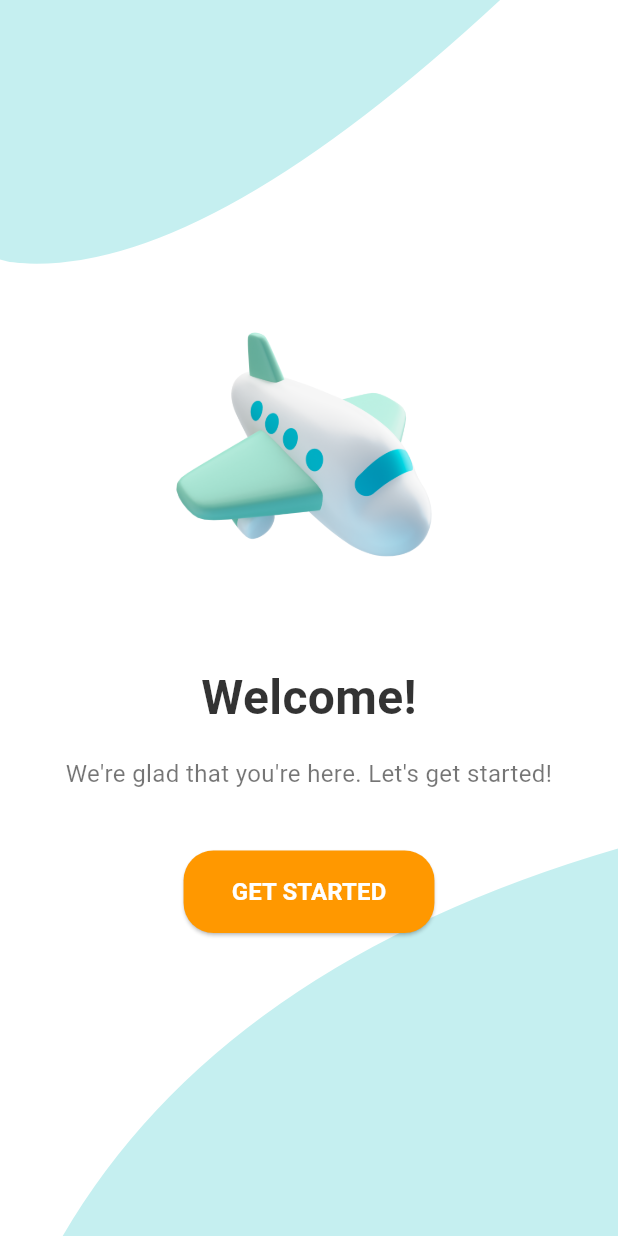
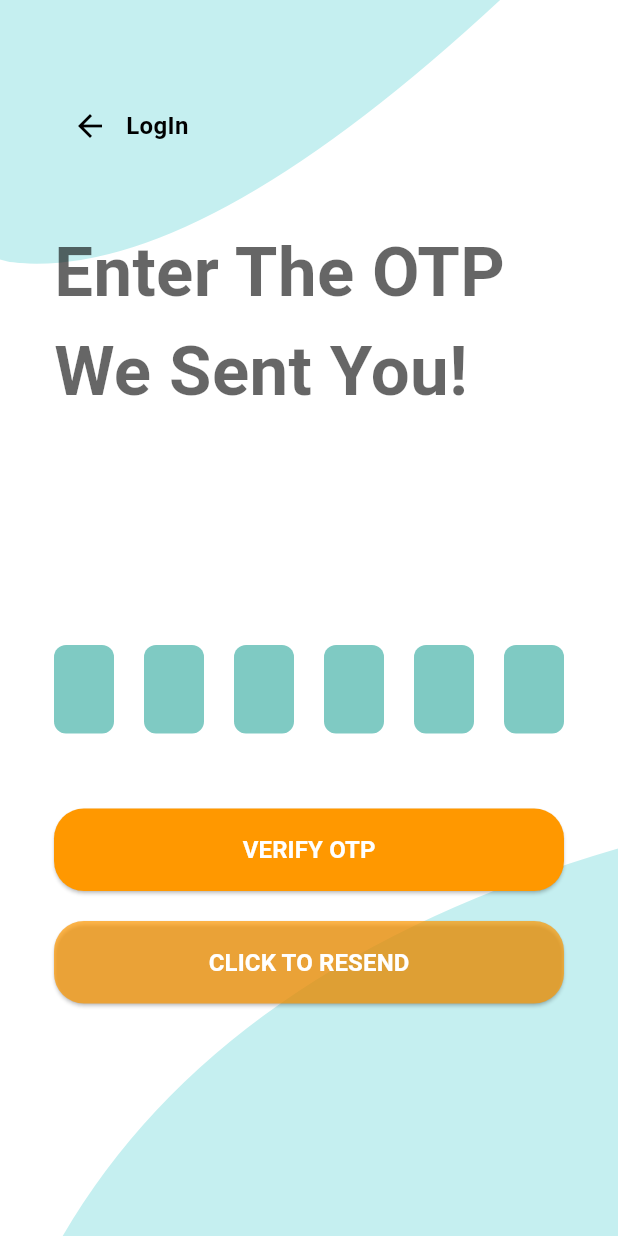
Before and after one commit to Ecell23/Travel-App-Frontend, a Flutter app: the screen it shows after launch, on a phone screen of 412 x 824 dp. Run offline on Flutter 3.47's test engine with Material 3 defaults, Android fonts, the phone set to English and light mode, and no system bars.

Commit message:
file structure modified

```diff
--- a/lib/main.dart
+++ b/lib/main.dart
@@ -1,10 +1,5 @@
 import 'package:flutter/material.dart';
-import 'package:travel_app/Pages/forgotpasswordpage/forgotpassword.dart';
-import 'package:travel_app/Pages/loginpage/loginpage.dart';
-import 'package:travel_app/Pages/signuppage/signuppage.dart';
-import 'package:travel_app/Pages/otpverificationpage/otpverification.dart';
-import 'package:travel_app/Pages/welcomepage/welcomepage.dart';
-import 'package:travel_app/Pages/splashscreen/splashscreen.dart';
+import 'package:travel_app/pages/pages.dart';
 
 void main() {
   runApp(MyApp());
@@ -18,9 +13,9 @@ class MyApp extends StatelessWidget {
       theme: ThemeData(
         primarySwatch: Colors.blue,
       ),
-      initialRoute: '/splash',  // Set the splash screen as initial route
+      initialRoute: '/otpVerification', // Set the splash screen as initial route
       routes: {
-        '/splash': (context) => SplashScreen(),  // Add splash screen route
+        SplashScreen.routeName: (context) => SplashScreen(), // Add splash screen route
         '/welcome': (context) => WelcomePage(),
         '/login': (context) => LoginPage(),
         '/signup': (context) => SignupPage(),
--- a/lib/Pages/forgotpasswordpage/forgotpassword.dart
+++ b/lib/pages/forgot_password_page/forgot_password.dart
@@ -1,5 +1,5 @@
 import 'package:flutter/material.dart';
-import 'package:travel_app/utils/utils/widgets/custom_background/custom_background.dart';
+import 'package:travel_app/widgets/custom_background/custom_background.dart';
 
 class ForgotPasswordPage extends StatelessWidget {
   @override
--- a/lib/Pages/signuppage/signuppage.dart
+++ b/lib/pages/login_page/login_page.dart
@@ -1,7 +1,7 @@
 import 'package:flutter/material.dart';
-import 'package:travel_app/utils/utils/widgets/custom_background/custom_background.dart';
+import 'package:travel_app/widgets/custom_background/custom_background.dart';
 
-class SignupPage extends StatelessWidget {
+class LoginPage extends StatelessWidget {
   @override
   Widget build(BuildContext context) {
     return Scaffold(
@@ -23,7 +23,7 @@ class SignupPage extends StatelessWidget {
                       },
                     ),
                     Text(
-                      'LogIn',
+                      'Get Started',
                       style: TextStyle(
                         fontSize: 16,
                         fontWeight: FontWeight.bold,
@@ -36,7 +36,7 @@ class SignupPage extends StatelessWidget {
 
                 // Welcome Back Text
                 Text(
-                  'Enter Your Details!',
+                  'Welcome Back!',
                   style: TextStyle(
                     fontSize: 46,
                     fontWeight: FontWeight.bold,
@@ -82,7 +82,25 @@ class SignupPage extends StatelessWidget {
                   ),
                   style: TextStyle(color: Colors.white),
                 ),
-                 // Space below password field
+                SizedBox(height: 10), // Space below password field
+
+                // Forgot Password Link
+                Align(
+                  alignment: Alignment.centerLeft,
+                  child: GestureDetector(
+                    onTap: () {
+                      // Navigate to Forgot Password Page
+                    },
+                    child: Text(
+                      'Forgot Password?',
+                      style: TextStyle(
+                        color: Colors.black,
+                        fontSize: 14,
+                        fontWeight: FontWeight.w400,
+                      ),
+                    ),
+                  ),
+                ),
                 SizedBox(height: 30), // Space below the forgot password link
 
                 // Buttons Row
@@ -153,7 +171,7 @@ class SignupPage extends StatelessWidget {
                         ),
                         children: [
                           TextSpan(
-                            text: 'LogIn',
+                            text: 'SignUp',
                             style: TextStyle(
                               color: Colors.black,
                               fontWeight: FontWeight.bold,
--- a/lib/Pages/otpverificationpage/otpverification.dart
+++ b/lib/pages/otp_verification_page/otp_verification.dart
@@ -1,5 +1,5 @@
 import 'package:flutter/material.dart';
-import 'package:travel_app/utils/utils/widgets/custom_background/custom_background.dart';
+import 'package:travel_app/widgets/custom_background/custom_background.dart';
 
 class OtpverificationPage extends StatelessWidget {
   @override
--- /dev/null
+++ b/lib/pages/pages.dart
@@ -0,0 +1,6 @@
+export "forgot_password_page/forgot_password.dart";
+export "login_page/login_page.dart";
+export "otp_verification_page/otp_verification.dart";
+export "signup_page/signup_page.dart";
+export "splash_screen/splash_screen.dart";
+export "welcome_page/welcome_page.dart";
--- a/lib/Pages/loginpage/loginpage.dart
+++ b/lib/pages/signup_page/signup_page.dart
@@ -1,7 +1,7 @@
 import 'package:flutter/material.dart';
-import 'package:travel_app/utils/utils/widgets/custom_background/custom_background.dart';
+import 'package:travel_app/widgets/custom_background/custom_background.dart';
 
-class LoginPage extends StatelessWidget {
+class SignupPage extends StatelessWidget {
   @override
   Widget build(BuildContext context) {
     return Scaffold(
@@ -23,7 +23,7 @@ class LoginPage extends StatelessWidget {
                       },
                     ),
                     Text(
-                      'Get Started',
+                      'LogIn',
                       style: TextStyle(
                         fontSize: 16,
                         fontWeight: FontWeight.bold,
@@ -36,7 +36,7 @@ class LoginPage extends StatelessWidget {
 
                 // Welcome Back Text
                 Text(
-                  'Welcome Back!',
+                  'Enter Your Details!',
                   style: TextStyle(
                     fontSize: 46,
                     fontWeight: FontWeight.bold,
@@ -82,25 +82,7 @@ class LoginPage extends StatelessWidget {
                   ),
                   style: TextStyle(color: Colors.white),
                 ),
-                SizedBox(height: 10), // Space below password field
-
-                // Forgot Password Link
-                Align(
-                  alignment: Alignment.centerLeft,
-                  child: GestureDetector(
-                    onTap: () {
-                      // Navigate to Forgot Password Page
-                    },
-                    child: Text(
-                      'Forgot Password?',
-                      style: TextStyle(
-                        color: Colors.black,
-                        fontSize: 14,
-                        fontWeight: FontWeight.w400,
-                      ),
-                    ),
-                  ),
-                ),
+                 // Space below password field
                 SizedBox(height: 30), // Space below the forgot password link
 
                 // Buttons Row
@@ -171,7 +153,7 @@ class LoginPage extends StatelessWidget {
                         ),
                         children: [
                           TextSpan(
-                            text: 'SignUp',
+                            text: 'LogIn',
                             style: TextStyle(
                               color: Colors.black,
                               fontWeight: FontWeight.bold,
--- a/lib/Pages/splashscreen/splashscreen.dart
+++ b/lib/pages/splash_screen/splash_screen.dart
@@ -1,7 +1,9 @@
 import 'package:flutter/material.dart';
-import 'package:travel_app/Pages/welcomepage/welcomepage.dart';
+import 'package:travel_app/pages/pages.dart';
 
 class SplashScreen extends StatelessWidget {
+  static const String routeName = '/splash';
+
   @override
   Widget build(BuildContext context) {
     // Show the splash screen for 3 seconds before navigating
@@ -30,7 +32,8 @@ class SplashScreen extends StatelessWidget {
             child: Padding(
               padding: const EdgeInsets.only(bottom: 40.0),
               child: CircularProgressIndicator(
-                valueColor: AlwaysStoppedAnimation<Color>(Colors.orange), // Customize the color if needed
+                valueColor: AlwaysStoppedAnimation<Color>(
+                    Colors.orange), // Customize the color if needed
               ),
             ),
           ),
--- a/lib/Pages/welcomepage/welcomepage.dart
+++ b/lib/pages/welcome_page/welcome_page.dart
@@ -1,5 +1,5 @@
 import 'package:flutter/material.dart';
-import 'package:travel_app/utils/utils/widgets/custom_background/custom_background.dart';
+import 'package:travel_app/widgets/custom_background/custom_background.dart';
 
 class WelcomePage extends StatelessWidget {
   @override
--- a/lib/utils/utils/widgets/custom_background/custom_background.dart
+++ /dev/null
@@ -1,86 +0,0 @@
-import 'package:flutter/material.dart';
-
-class CustomBackground extends StatelessWidget {
-  final Widget child; // The content that will be displayed inside the custom background
-
-  const CustomBackground({required this.child});
-
-  @override
-  Widget build(BuildContext context) {
-    final screenWidth = MediaQuery.of(context).size.width;
-    final screenHeight = MediaQuery.of(context).size.height;
-
-    return Scaffold(
-      body: Stack(
-        children: [
-          // White background
-          Container(
-            color: Colors.white,
-            width: screenWidth,
-            height: screenHeight,
-          ),
-          // Top Ellipse with the adjusted layout and opacity using custom Path
-          Positioned(
-            left: -280.12, // Original left position
-            top: -236,    // Original top position
-            child: Transform.rotate(
-              angle: -175 * (3.14159 / 180), // -143 degrees rotation
-              child: ClipPath(
-                clipper: SteepEllipseClipper(),
-                child: Container(
-                  width: screenWidth * 1.5,  // Adjusted width for better visibility
-                  height: screenHeight * 0.5, // Adjusted height for better visibility
-                  color: Color.fromRGBO(24, 192, 193, 0.25), // rgba(24, 192, 193, 0.25)
-                ),
-              ),
-            ),
-          ),
-          // Bottom Ellipse with adjusted layout and opacity using custom Path
-          Positioned(
-            left: 1,  // Original left position
-            top: 600,   // Original top position
-            child: Transform.rotate(
-              angle: 165 * (3.14159 / 180), // -143 degrees rotation
-              child: ClipPath(
-                clipper: SteepEllipseClipper(),
-                child: Container(
-                  width: screenWidth * 1.5,  // Adjusted width for better visibility
-                  height: screenHeight * 0.5, // Adjusted height for better visibility
-                  color: Color.fromRGBO(24, 192, 193, 0.25), // rgba(24, 192, 193, 0.25)
-                ),
-              ),
-            ),
-          ),
-          // Child content (the page content you pass to this background)
-          Padding(
-            padding: const EdgeInsets.all(20.0),
-            child: child,
-          ),
-        ],
-      ),
-    );
-  }
-}
-
-// Custom Clipper to create a steep ellipse
-class SteepEllipseClipper extends CustomClipper<Path> {
-  @override
-  Path getClip(Size size) {
-    Path path = Path();
-
-    // Steep ellipse with straight edges on top and bottom
-    path.moveTo(0, size.height * 0.5); // Start at the middle of the left edge
-    path.quadraticBezierTo(size.width * 0.3, 0, size.width * 0.5, 0); // Top curve
-    path.quadraticBezierTo(size.width * 0.6, 0, size.width, size.height * 0.5); // Right curve
-    path.quadraticBezierTo(size.width * 0.75, size.height, size.width * 0.2, size.height); // Bottom curve
-    path.quadraticBezierTo(size.width * 0.25, size.height, 0, size.height * 0.5); // Left curve back to start
-
-    path.close();
-    return path;
-  }
-
-  @override
-  bool shouldReclip(CustomClipper<Path> oldClipper) {
-    return false;
-  }
-}
```
Also changed, not shown: lib/widgets/custom_background/custom_background.dart (renamed from lib/utils/widgets/custom_background/custom_background.dart), 2 other files.
